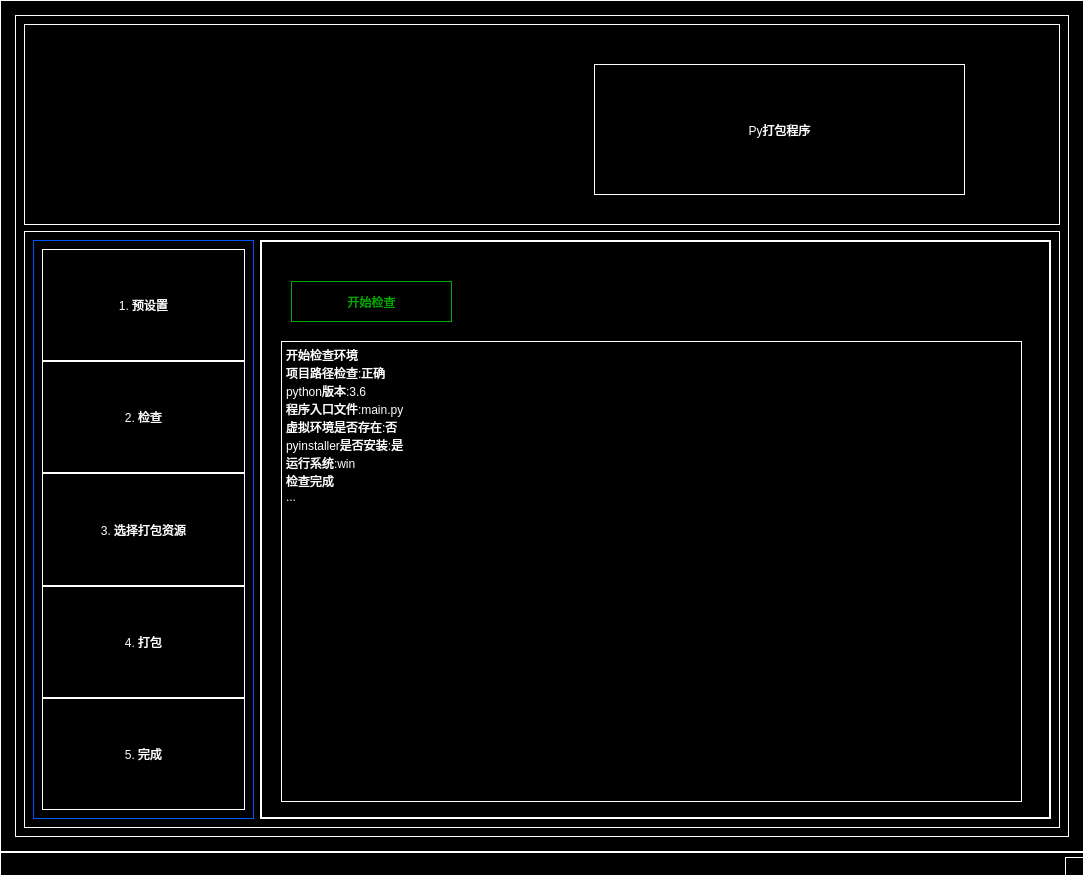
Old version of the form UI/mainInterface.ui in the repository LX-sys/pyPyinstaller.
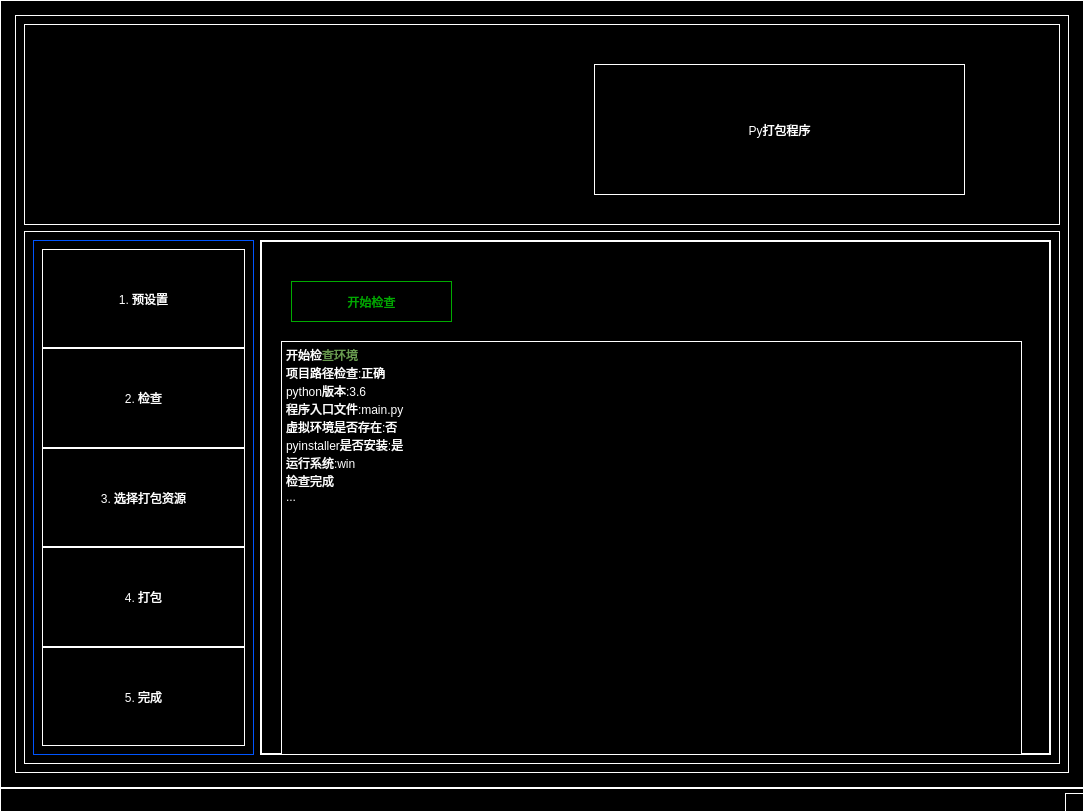
New version of the form.

Commit message: 编写新窗口

```diff
--- a/UI/mainInterface.ui
+++ b/UI/mainInterface.ui
@@ -7,7 +7,7 @@
     <x>0</x>
     <y>0</y>
     <width>1084</width>
-    <height>876</height>
+    <height>812</height>
    </rect>
   </property>
   <property name="windowTitle">
@@ -482,7 +482,7 @@
 &lt;html&gt;&lt;head&gt;&lt;meta name=&quot;qrichtext&quot; content=&quot;1&quot; /&gt;&lt;style type=&quot;text/css&quot;&gt;
 p, li { white-space: pre-wrap; }
 &lt;/style&gt;&lt;/head&gt;&lt;body style=&quot; font-family:'等线'; font-size:8pt; font-weight:400; font-style:normal;&quot;&gt;
-&lt;p style=&quot; margin-top:0px; margin-bottom:0px; margin-left:0px; margin-right:0px; -qt-block-indent:0; text-indent:0px;&quot;&gt;&lt;span style=&quot; font-family:'SimSun'; font-size:9pt;&quot;&gt;开始检查环境&lt;/span&gt;&lt;/p&gt;
+&lt;p style=&quot; margin-top:0px; margin-bottom:0px; margin-left:0px; margin-right:0px; -qt-block-indent:0; text-indent:0px;&quot;&gt;&lt;span style=&quot; font-family:'SimSun'; font-size:9pt;&quot;&gt;开始检&lt;/span&gt;&lt;span style=&quot; font-family:'SimSun'; font-size:9pt; color:#699c50;&quot;&gt;查环境&lt;/span&gt;&lt;/p&gt;
 &lt;p style=&quot; margin-top:0px; margin-bottom:0px; margin-left:0px; margin-right:0px; -qt-block-indent:0; text-indent:0px;&quot;&gt;&lt;span style=&quot; font-family:'SimSun'; font-size:9pt;&quot;&gt;项目路径检查:正确&lt;/span&gt;&lt;/p&gt;
 &lt;p style=&quot; margin-top:0px; margin-bottom:0px; margin-left:0px; margin-right:0px; -qt-block-indent:0; text-indent:0px;&quot;&gt;&lt;span style=&quot; font-family:'SimSun'; font-size:9pt;&quot;&gt;python版本:3.6&lt;/span&gt;&lt;/p&gt;
 &lt;p style=&quot; margin-top:0px; margin-bottom:0px; margin-left:0px; margin-right:0px; -qt-block-indent:0; text-indent:0px;&quot;&gt;&lt;span style=&quot; font-family:'SimSun'; font-size:9pt;&quot;&gt;程序入口文件:main.py&lt;/span&gt;&lt;/p&gt;
```
The commit also changes 2 other files.
